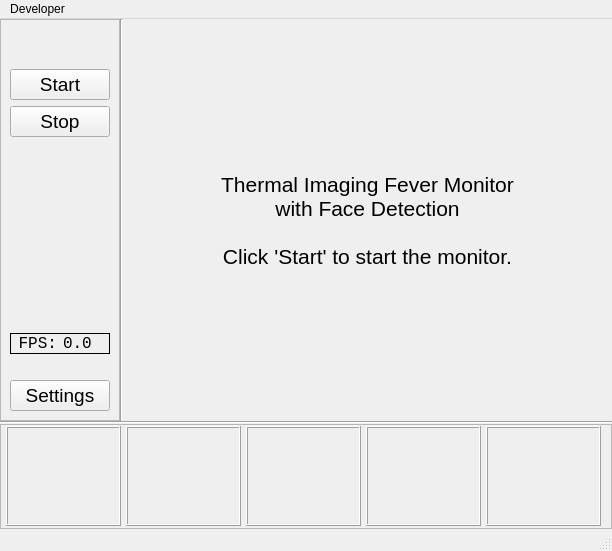
First picture: the form in qtgui/ui/MainWindow.ui, repository dev-chip/fever-monitor, before the edit.
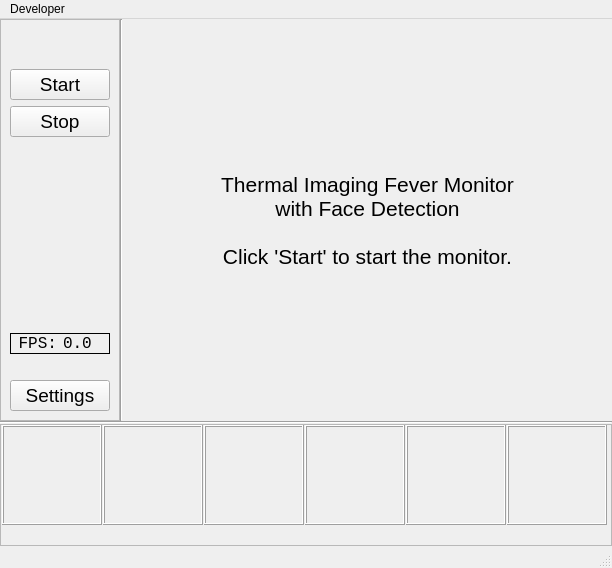
Second picture: the form after the edit.

Commit message: Implemented display of face threshold temperature violations.

Patch:
```diff
--- a/qtgui/ui/MainWindow.ui
+++ b/qtgui/ui/MainWindow.ui
@@ -7,7 +7,7 @@
     <x>0</x>
     <y>0</y>
     <width>612</width>
-    <height>551</height>
+    <height>568</height>
    </rect>
   </property>
   <property name="windowTitle">
@@ -301,7 +301,7 @@
       <property name="minimumSize">
        <size>
         <width>300</width>
-        <height>105</height>
+        <height>122</height>
        </size>
       </property>
       <property name="frameShape">
@@ -310,10 +310,7 @@
       <property name="frameShadow">
        <enum>QFrame::Raised</enum>
       </property>
-      <layout class="QHBoxLayout" name="horizontalLayout_2">
-       <property name="spacing">
-        <number>0</number>
-       </property>
+      <layout class="QGridLayout" name="gridLayout_7">
        <property name="leftMargin">
         <number>0</number>
        </property>
@@ -326,11 +323,14 @@
        <property name="bottomMargin">
         <number>0</number>
        </property>
-       <item>
-        <widget class="QFrame" name="frame_4">
+       <property name="spacing">
+        <number>0</number>
+       </property>
+       <item row="0" column="4">
+        <widget class="QFrame" name="frame_face_5">
          <property name="minimumSize">
           <size>
-           <width>115</width>
+           <width>90</width>
            <height>100</height>
           </size>
          </property>
@@ -346,13 +346,37 @@
          <property name="frameShadow">
           <enum>QFrame::Raised</enum>
          </property>
+         <layout class="QGridLayout" name="gridLayout_5">
+          <property name="leftMargin">
+           <number>0</number>
+          </property>
+          <property name="topMargin">
+           <number>0</number>
+          </property>
+          <property name="rightMargin">
+           <number>0</number>
+          </property>
+          <property name="bottomMargin">
+           <number>0</number>
+          </property>
+          <item row="0" column="0">
+           <widget class="QLabel" name="label_face_5">
+            <property name="text">
+             <string/>
+            </property>
+            <property name="alignment">
+             <set>Qt::AlignCenter</set>
+            </property>
+           </widget>
+          </item>
+         </layout>
         </widget>
        </item>
-       <item>
-        <widget class="QFrame" name="frame_6">
+       <item row="0" column="2">
+        <widget class="QFrame" name="frame_face_3">
          <property name="minimumSize">
           <size>
-           <width>115</width>
+           <width>90</width>
            <height>100</height>
           </size>
          </property>
@@ -368,13 +392,37 @@
          <property name="frameShadow">
           <enum>QFrame::Raised</enum>
          </property>
+         <layout class="QGridLayout" name="gridLayout_3">
+          <property name="leftMargin">
+           <number>0</number>
+          </property>
+          <property name="topMargin">
+           <number>0</number>
+          </property>
+          <property name="rightMargin">
+           <number>0</number>
+          </property>
+          <property name="bottomMargin">
+           <number>0</number>
+          </property>
+          <item row="0" column="0">
+           <widget class="QLabel" name="label_face_3">
+            <property name="text">
+             <string/>
+            </property>
+            <property name="alignment">
+             <set>Qt::AlignCenter</set>
+            </property>
+           </widget>
+          </item>
+         </layout>
         </widget>
        </item>
-       <item>
-        <widget class="QFrame" name="frame_7">
+       <item row="0" column="1">
+        <widget class="QFrame" name="frame_face_2">
          <property name="minimumSize">
           <size>
-           <width>115</width>
+           <width>90</width>
            <height>100</height>
           </size>
          </property>
@@ -390,13 +438,37 @@
          <property name="frameShadow">
           <enum>QFrame::Raised</enum>
          </property>
+         <layout class="QGridLayout" name="gridLayout_2">
+          <property name="leftMargin">
+           <number>0</number>
+          </property>
+          <property name="topMargin">
+           <number>0</number>
+          </property>
+          <property name="rightMargin">
+           <number>0</number>
+          </property>
+          <property name="bottomMargin">
+           <number>0</number>
+          </property>
+          <item row="0" column="0">
+           <widget class="QLabel" name="label_face_2">
+            <property name="text">
+             <string/>
+            </property>
+            <property name="alignment">
+             <set>Qt::AlignCenter</set>
+            </property>
+           </widget>
+          </item>
+         </layout>
         </widget>
        </item>
-       <item>
-        <widget class="QFrame" name="frame_9">
+       <item row="0" column="5">
+        <widget class="QFrame" name="frame_face_6">
          <property name="minimumSize">
           <size>
-           <width>115</width>
+           <width>90</width>
            <height>100</height>
           </size>
          </property>
@@ -412,13 +484,37 @@
          <property name="frameShadow">
           <enum>QFrame::Raised</enum>
          </property>
+         <layout class="QGridLayout" name="gridLayout_6">
+          <property name="leftMargin">
+           <number>0</number>
+          </property>
+          <property name="topMargin">
+           <number>0</number>
+          </property>
+          <property name="rightMargin">
+           <number>0</number>
+          </property>
+          <property name="bottomMargin">
+           <number>0</number>
+          </property>
+          <item row="0" column="0">
+           <widget class="QLabel" name="label_face_6">
+            <property name="text">
+             <string/>
+            </property>
+            <property name="alignment">
+             <set>Qt::AlignCenter</set>
+            </property>
+           </widget>
+          </item>
+         </layout>
         </widget>
        </item>
-       <item>
-        <widget class="QFrame" name="frame_8">
+       <item row="0" column="3">
+        <widget class="QFrame" name="frame_face_4">
          <property name="minimumSize">
           <size>
-           <width>115</width>
+           <width>90</width>
            <height>100</height>
           </size>
          </property>
@@ -434,8 +530,459 @@
          <property name="frameShadow">
           <enum>QFrame::Raised</enum>
          </property>
+         <layout class="QGridLayout" name="gridLayout_4">
+          <property name="leftMargin">
+           <number>0</number>
+          </property>
+          <property name="topMargin">
+           <number>0</number>
+          </property>
+          <property name="rightMargin">
+           <number>0</number>
+          </property>
+          <property name="bottomMargin">
+           <number>0</number>
+          </property>
+          <item row="0" column="0">
+           <widget class="QLabel" name="label_face_4">
+            <property name="text">
+             <string/>
+            </property>
+            <property name="alignment">
+             <set>Qt::AlignCenter</set>
+            </property>
+           </widget>
+          </item>
+         </layout>
         </widget>
        </item>
+       <item row="0" column="0">
+        <widget class="QFrame" name="frame_face_1">
+         <property name="minimumSize">
+          <size>
+           <width>90</width>
+           <height>100</height>
+          </size>
+         </property>
+         <property name="maximumSize">
+          <size>
+           <width>100</width>
+           <height>100</height>
+          </size>
+         </property>
+         <property name="frameShape">
+          <enum>QFrame::Box</enum>
+         </property>
+         <property name="frameShadow">
+          <enum>QFrame::Raised</enum>
+         </property>
+         <layout class="QGridLayout" name="gridLayout">
+          <property name="leftMargin">
+           <number>0</number>
+          </property>
+          <property name="topMargin">
+           <number>0</number>
+          </property>
+          <property name="rightMargin">
+           <number>0</number>
+          </property>
+          <property name="bottomMargin">
+           <number>0</number>
+          </property>
+          <item row="0" column="0">
+           <widget class="QLabel" name="label_face_1">
+            <property name="styleSheet">
+             <string notr="true"/>
+            </property>
+            <property name="text">
+             <string/>
+            </property>
+            <property name="alignment">
+             <set>Qt::AlignCenter</set>
+            </property>
+           </widget>
+          </item>
+         </layout>
+        </widget>
+       </item>
+       <item row="1" column="2">
+        <layout class="QHBoxLayout" name="horizontalLayout_5">
+         <item>
+          <spacer name="horizontalSpacer_5">
+           <property name="orientation">
+            <enum>Qt::Horizontal</enum>
+           </property>
+           <property name="sizeType">
+            <enum>QSizePolicy::Minimum</enum>
+           </property>
+           <property name="sizeHint" stdset="0">
+            <size>
+             <width>10</width>
+             <height>10</height>
+            </size>
+           </property>
+          </spacer>
+         </item>
+         <item>
+          <widget class="QLabel" name="label_face_temp_3">
+           <property name="sizePolicy">
+            <sizepolicy hsizetype="Fixed" vsizetype="Fixed">
+             <horstretch>0</horstretch>
+             <verstretch>0</verstretch>
+            </sizepolicy>
+           </property>
+           <property name="minimumSize">
+            <size>
+             <width>60</width>
+             <height>18</height>
+            </size>
+           </property>
+           <property name="font">
+            <font>
+             <pointsize>10</pointsize>
+            </font>
+           </property>
+           <property name="text">
+            <string/>
+           </property>
+           <property name="alignment">
+            <set>Qt::AlignCenter</set>
+           </property>
+          </widget>
+         </item>
+         <item>
+          <spacer name="horizontalSpacer_6">
+           <property name="orientation">
+            <enum>Qt::Horizontal</enum>
+           </property>
+           <property name="sizeType">
+            <enum>QSizePolicy::Minimum</enum>
+           </property>
+           <property name="sizeHint" stdset="0">
+            <size>
+             <width>10</width>
+             <height>10</height>
+            </size>
+           </property>
+          </spacer>
+         </item>
+        </layout>
+       </item>
+       <item row="1" column="3">
+        <layout class="QHBoxLayout" name="horizontalLayout_2">
+         <item>
+          <spacer name="horizontalSpacer">
+           <property name="orientation">
+            <enum>Qt::Horizontal</enum>
+           </property>
+           <property name="sizeType">
+            <enum>QSizePolicy::Minimum</enum>
+           </property>
+           <property name="sizeHint" stdset="0">
+            <size>
+             <width>5</width>
+             <height>10</height>
+            </size>
+           </property>
+          </spacer>
+         </item>
+         <item>
+          <widget class="QLabel" name="label_face_temp_4">
+           <property name="sizePolicy">
+            <sizepolicy hsizetype="Fixed" vsizetype="Fixed">
+             <horstretch>0</horstretch>
+             <verstretch>0</verstretch>
+            </sizepolicy>
+           </property>
+           <property name="minimumSize">
+            <size>
+             <width>60</width>
+             <height>18</height>
+            </size>
+           </property>
+           <property name="font">
+            <font>
+             <pointsize>10</pointsize>
+            </font>
+           </property>
+           <property name="text">
+            <string/>
+           </property>
+           <property name="alignment">
+            <set>Qt::AlignCenter</set>
+           </property>
+          </widget>
+         </item>
+         <item>
+          <spacer name="horizontalSpacer_2">
+           <property name="orientation">
+            <enum>Qt::Horizontal</enum>
+           </property>
+           <property name="sizeType">
+            <enum>QSizePolicy::Minimum</enum>
+           </property>
+           <property name="sizeHint" stdset="0">
+            <size>
+             <width>5</width>
+             <height>10</height>
+            </size>
+           </property>
+          </spacer>
+         </item>
+        </layout>
+       </item>
+       <item row="1" column="0">
+        <layout class="QHBoxLayout" name="horizontalLayout_6">
+         <item>
+          <spacer name="horizontalSpacer_3">
+           <property name="orientation">
+            <enum>Qt::Horizontal</enum>
+           </property>
+           <property name="sizeType">
+            <enum>QSizePolicy::Minimum</enum>
+           </property>
+           <property name="sizeHint" stdset="0">
+            <size>
+             <width>5</width>
+             <height>10</height>
+            </size>
+           </property>
+          </spacer>
+         </item>
+         <item>
+          <widget class="QLabel" name="label_face_temp_1">
+           <property name="sizePolicy">
+            <sizepolicy hsizetype="Fixed" vsizetype="Fixed">
+             <horstretch>0</horstretch>
+             <verstretch>0</verstretch>
+            </sizepolicy>
+           </property>
+           <property name="minimumSize">
+            <size>
+             <width>60</width>
+             <height>18</height>
+            </size>
+           </property>
+           <property name="font">
+            <font>
+             <pointsize>10</pointsize>
+            </font>
+           </property>
+           <property name="text">
+            <string/>
+           </property>
+           <property name="alignment">
+            <set>Qt::AlignCenter</set>
+           </property>
+          </widget>
+         </item>
+         <item>
+          <spacer name="horizontalSpacer_4">
+           <property name="orientation">
+            <enum>Qt::Horizontal</enum>
+           </property>
+           <property name="sizeType">
+            <enum>QSizePolicy::Minimum</enum>
+           </property>
+           <property name="sizeHint" stdset="0">
+            <size>
+             <width>5</width>
+             <height>10</height>
+            </size>
+           </property>
+          </spacer>
+         </item>
+        </layout>
+       </item>
+       <item row="1" column="1">
+        <layout class="QHBoxLayout" name="horizontalLayout_7">
+         <item>
+          <spacer name="horizontalSpacer_7">
+           <property name="orientation">
+            <enum>Qt::Horizontal</enum>
+           </property>
+           <property name="sizeType">
+            <enum>QSizePolicy::Minimum</enum>
+           </property>
+           <property name="sizeHint" stdset="0">
+            <size>
+             <width>5</width>
+             <height>10</height>
+            </size>
+           </property>
+          </spacer>
+         </item>
+         <item>
+          <widget class="QLabel" name="label_face_temp_2">
+           <property name="sizePolicy">
+            <sizepolicy hsizetype="Fixed" vsizetype="Fixed">
+             <horstretch>0</horstretch>
+             <verstretch>0</verstretch>
+            </sizepolicy>
+           </property>
+           <property name="minimumSize">
+            <size>
+             <width>60</width>
+             <height>18</height>
+            </size>
+           </property>
+           <property name="font">
+            <font>
+             <pointsize>10</pointsize>
+            </font>
+           </property>
+           <property name="text">
+            <string/>
+           </property>
+           <property name="alignment">
+            <set>Qt::AlignCenter</set>
+           </property>
+          </widget>
+         </item>
+         <item>
+          <spacer name="horizontalSpacer_8">
+           <property name="orientation">
+            <enum>Qt::Horizontal</enum>
+           </property>
+           <property name="sizeType">
+            <enum>QSizePolicy::Minimum</enum>
+           </property>
+           <property name="sizeHint" stdset="0">
+            <size>
+             <width>5</width>
+             <height>10</height>
+            </size>
+           </property>
+          </spacer>
+         </item>
+        </layout>
+       </item>
+       <item row="1" column="4">
+        <layout class="QHBoxLayout" name="horizontalLayout_8">
+         <item>
+          <spacer name="horizontalSpacer_9">
+           <property name="orientation">
+            <enum>Qt::Horizontal</enum>
+           </property>
+           <property name="sizeType">
+            <enum>QSizePolicy::Minimum</enum>
+           </property>
+           <property name="sizeHint" stdset="0">
+            <size>
+             <width>5</width>
+             <height>10</height>
+            </size>
+           </property>
+          </spacer>
+         </item>
+         <item>
+          <widget class="QLabel" name="label_face_temp_5">
+           <property name="sizePolicy">
+            <sizepolicy hsizetype="Fixed" vsizetype="Fixed">
+             <horstretch>0</horstretch>
+             <verstretch>0</verstretch>
+            </sizepolicy>
+           </property>
+           <property name="minimumSize">
+            <size>
+             <width>60</width>
+             <height>18</height>
+            </size>
+           </property>
+           <property name="font">
+            <font>
+             <pointsize>10</pointsize>
+            </font>
+           </property>
+           <property name="text">
+            <string/>
+           </property>
+           <property name="alignment">
+            <set>Qt::AlignCenter</set>
+           </property>
+          </widget>
+         </item>
+         <item>
+          <spacer name="horizontalSpacer_10">
+           <property name="orientation">
+            <enum>Qt::Horizontal</enum>
+           </property>
+           <property name="sizeType">
+            <enum>QSizePolicy::Minimum</enum>
+           </property>
+           <property name="sizeHint" stdset="0">
+            <size>
+             <width>5</width>
+             <height>10</height>
+            </size>
+           </property>
+          </spacer>
+         </item>
+        </layout>
+       </item>
+       <item row="1" column="5">
+        <layout class="QHBoxLayout" name="horizontalLayout_9">
+         <item>
+          <spacer name="horizontalSpacer_11">
+           <property name="orientation">
+            <enum>Qt::Horizontal</enum>
+           </property>
+           <property name="sizeType">
+            <enum>QSizePolicy::Minimum</enum>
+           </property>
+           <property name="sizeHint" stdset="0">
+            <size>
+             <width>5</width>
+             <height>10</height>
+            </size>
+           </property>
+          </spacer>
+         </item>
+         <item>
+          <widget class="QLabel" name="label_face_temp_6">
+           <property name="sizePolicy">
+            <sizepolicy hsizetype="Fixed" vsizetype="Fixed">
+             <horstretch>0</horstretch>
+             <verstretch>0</verstretch>
+            </sizepolicy>
+           </property>
+           <property name="minimumSize">
+            <size>
+             <width>60</width>
+             <height>18</height>
+            </size>
+           </property>
+           <property name="font">
+            <font>
+             <pointsize>10</pointsize>
+            </font>
+           </property>
+           <property name="text">
+            <string/>
+           </property>
+           <property name="alignment">
+            <set>Qt::AlignCenter</set>
+           </property>
+          </widget>
+         </item>
+         <item>
+          <spacer name="horizontalSpacer_12">
+           <property name="orientation">
+            <enum>Qt::Horizontal</enum>
+           </property>
+           <property name="sizeType">
+            <enum>QSizePolicy::Minimum</enum>
+           </property>
+           <property name="sizeHint" stdset="0">
+            <size>
+             <width>5</width>
+             <height>10</height>
+            </size>
+           </property>
+          </spacer>
+         </item>
+        </layout>
+       </item>
       </layout>
      </widget>
     </item>
```
The commit also changes 5 other files.
